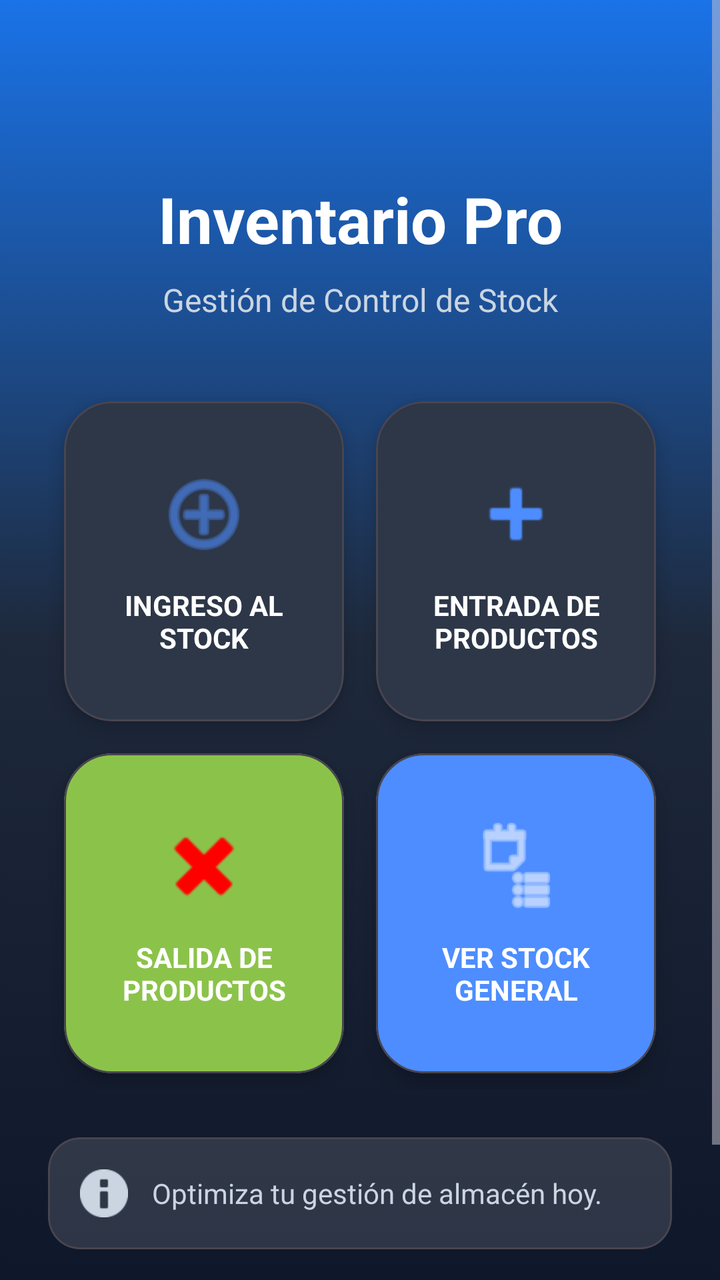
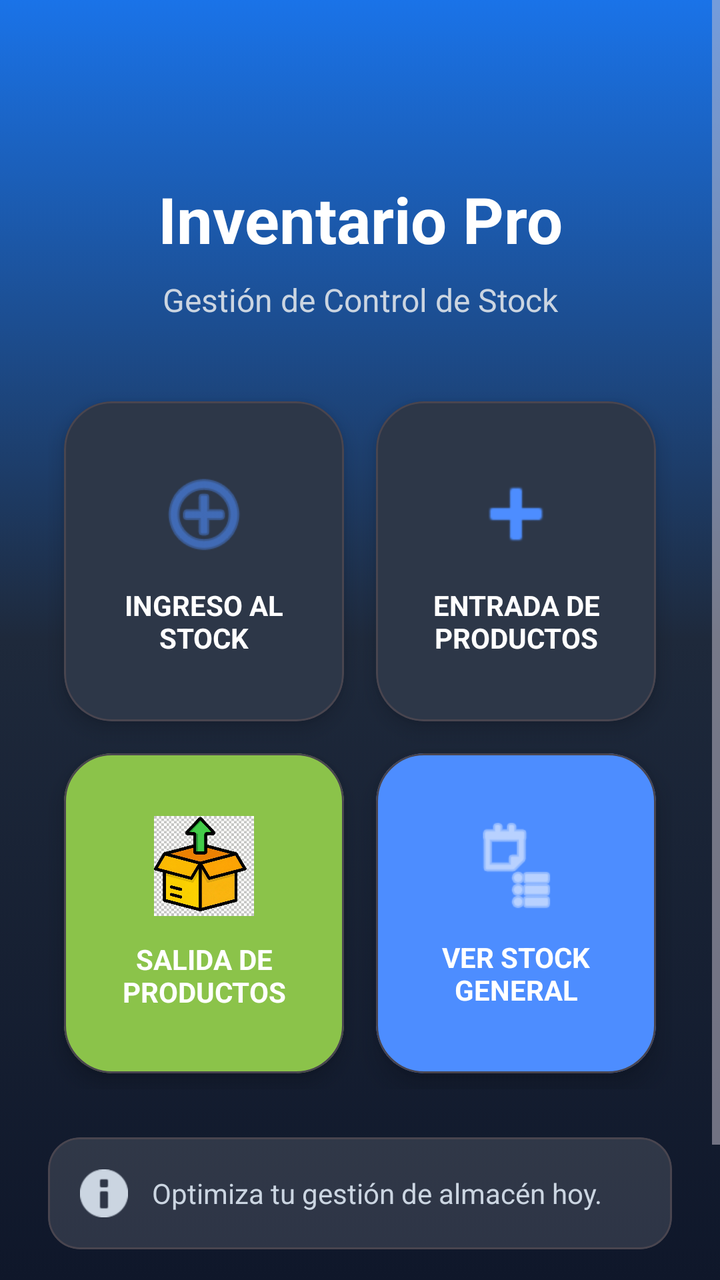

Two renders of the same Android screen: before a commit and after it. Below are the layout's source before the change and the commit's diff.
<!-- AndroidManifest.xml: activity theme Theme.InventarioApp -->
<!-- res/layout/activity_main.xml -->
<?xml version="1.0" encoding="utf-8"?>
<ScrollView xmlns:android="http://schemas.android.com/apk/res/android"
    xmlns:app="http://schemas.android.com/apk/res-auto"
    xmlns:tools="http://schemas.android.com/tools"
    android:layout_width="match_parent"
    android:layout_height="match_parent"
    android:fillViewport="true"
    android:background="@drawable/fondo_degradado">

    <androidx.constraintlayout.widget.ConstraintLayout
        android:layout_width="match_parent"
        android:layout_height="wrap_content"
        android:padding="24dp"
        tools:context=".MainActivity">

        
        <TextView
            android:id="@+id/tvTitulo"
            android:layout_width="0dp"
            android:layout_height="wrap_content"
            android:layout_marginTop="64dp"
            android:gravity="center"
            android:text="@string/title_main"
            android:textColor="@color/white"
            android:textSize="32sp"
            android:textStyle="bold"
            app:layout_constraintEnd_toEndOf="parent"
            app:layout_constraintStart_toStartOf="parent"
            app:layout_constraintTop_toTopOf="parent" />

        <TextView
            android:id="@+id/tvSubtitulo"
            android:layout_width="0dp"
            android:layout_height="wrap_content"
            android:layout_marginTop="8dp"
            android:gravity="center"
            android:text="@string/subtitle_main"
            android:textColor="@color/text_secondary"
            android:textSize="16sp"
            app:layout_constraintEnd_toEndOf="parent"
            app:layout_constraintStart_toStartOf="parent"
            app:layout_constraintTop_toBottomOf="@id/tvTitulo" />

        
        <GridLayout
            android:id="@+id/glMenu"
            android:layout_width="match_parent"
            android:layout_height="wrap_content"
            android:layout_marginTop="32dp"
            android:columnCount="2"
            android:alignmentMode="alignMargins"
            app:layout_constraintEnd_toEndOf="parent"
            app:layout_constraintStart_toStartOf="parent"
            app:layout_constraintTop_toBottomOf="@id/tvSubtitulo">

            
            <com.google.android.material.card.MaterialCardView
                android:id="@+id/buttonIngresoStock"
                android:layout_width="0dp"
                android:layout_height="160dp"
                android:layout_columnWeight="1"
                android:layout_margin="8dp"
                android:clickable="true"
                android:focusable="true"
                app:cardBackgroundColor="@color/card_background"
                app:cardCornerRadius="24dp"
                app:cardElevation="6dp"
                app:rippleColor="#20FFFFFF">

                <LinearLayout
                    android:layout_width="match_parent"
                    android:layout_height="match_parent"
                    android:gravity="center"
                    android:orientation="vertical"
                    android:padding="16dp">

                    <ImageView
                        android:layout_width="48dp"
                        android:layout_height="48dp"
                        android:src="@android:drawable/ic_menu_add"
                        android:contentDescription="@string/btn_ingreso_stock"
                        app:tint="@color/primary" />

                    <TextView
                        android:layout_width="match_parent"
                        android:layout_height="wrap_content"
                        android:layout_marginTop="12dp"
                        android:gravity="center"
                        android:text="@string/btn_ingreso_stock"
                        android:textColor="@color/text_primary"
                        android:textSize="14sp"
                        android:textStyle="bold" />
                </LinearLayout>
            </com.google.android.material.card.MaterialCardView>

            
            <com.google.android.material.card.MaterialCardView
                android:id="@+id/buttonEntradaProductos"
                android:layout_width="0dp"
                android:layout_height="160dp"
                android:layout_columnWeight="1"
                android:layout_margin="8dp"
                android:clickable="true"
                android:focusable="true"
                app:cardBackgroundColor="@color/card_background"
                app:cardCornerRadius="24dp"
                app:cardElevation="6dp"
                app:rippleColor="#20FFFFFF">

                <LinearLayout
                    android:layout_width="match_parent"
                    android:layout_height="match_parent"
                    android:gravity="center"
                    android:orientation="vertical"
                    android:padding="16dp">

                    <ImageView
                        android:layout_width="48dp"
                        android:layout_height="48dp"
                        android:src="@android:drawable/ic_input_add"
                        android:contentDescription="@string/btn_entrada_productos"
                        app:tint="@color/primary" />

                    <TextView
                        android:layout_width="match_parent"
                        android:layout_height="wrap_content"
                        android:layout_marginTop="12dp"
                        android:gravity="center"
                        android:text="@string/btn_entrada_productos"
                        android:textColor="@color/text_primary"
                        android:textSize="14sp"
                        android:textStyle="bold" />
                </LinearLayout>
            </com.google.android.material.card.MaterialCardView>

            
            <com.google.android.material.card.MaterialCardView
                android:id="@+id/buttonSalidaProductos"
                android:layout_width="0dp"
                android:layout_height="160dp"
                android:layout_columnWeight="1"
                android:layout_margin="8dp"
                android:clickable="true"
                android:focusable="true"
                app:cardBackgroundColor="@color/light_green"
                app:cardCornerRadius="24dp"
                app:cardElevation="6dp"
                app:rippleColor="#20FFFFFF">

                <LinearLayout
                    android:layout_width="match_parent"
                    android:layout_height="match_parent"
                    android:gravity="center"
                    android:orientation="vertical"
                    android:padding="16dp">

                    <ImageView
                        android:layout_width="48dp"
                        android:layout_height="48dp"
                        android:src="@android:drawable/ic_delete"
                        android:contentDescription="@string/btn_salida_productos"
                        app:tint="@color/red" />

                    <TextView
                        android:layout_width="match_parent"
                        android:layout_height="wrap_content"
                        android:layout_marginTop="12dp"
                        android:gravity="center"
                        android:text="@string/btn_salida_productos"
                        android:textColor="@color/text_primary"
                        android:textSize="14sp"
                        android:textStyle="bold" />
                </LinearLayout>
            </com.google.android.material.card.MaterialCardView>

            
            <com.google.android.material.card.MaterialCardView
                android:id="@+id/buttonStockGeneral"
                android:layout_width="0dp"
                android:layout_height="160dp"
                android:layout_columnWeight="1"
                android:layout_margin="8dp"
                android:clickable="true"
                android:focusable="true"
                app:cardBackgroundColor="@color/primary"
                app:cardCornerRadius="24dp"
                app:cardElevation="8dp"
                app:rippleColor="#40FFFFFF">

                <LinearLayout
                    android:layout_width="match_parent"
                    android:layout_height="match_parent"
                    android:gravity="center"
                    android:orientation="vertical"
                    android:padding="16dp">

                    <ImageView
                        android:layout_width="48dp"
                        android:layout_height="48dp"
                        android:src="@android:drawable/ic_menu_agenda"
                        android:contentDescription="@string/btn_ver_stock"
                        app:tint="@color/white" />

                    <TextView
                        android:layout_width="match_parent"
                        android:layout_height="wrap_content"
                        android:layout_marginTop="12dp"
                        android:gravity="center"
                        android:text="@string/btn_ver_stock"
                        android:textColor="@color/white"
                        android:textSize="14sp"
                        android:textStyle="bold" />
                </LinearLayout>
            </com.google.android.material.card.MaterialCardView>

            
            

        </GridLayout>

        
        <com.google.android.material.card.MaterialCardView
            android:id="@+id/cardInfo"
            android:layout_width="match_parent"
            android:layout_height="wrap_content"
            android:layout_marginTop="24dp"
            app:cardBackgroundColor="#20FFFFFF"
            app:cardCornerRadius="16dp"
            app:cardElevation="0dp"
            app:layout_constraintTop_toBottomOf="@id/glMenu"
            app:layout_constraintStart_toStartOf="parent"
            app:layout_constraintEnd_toEndOf="parent">

            <LinearLayout
                android:layout_width="match_parent"
                android:layout_height="wrap_content"
                android:orientation="horizontal"
                android:padding="16dp"
                android:gravity="center_vertical">

                <ImageView
                    android:layout_width="24dp"
                    android:layout_height="24dp"
                    android:src="@android:drawable/ic_dialog_info"
                    android:contentDescription="@string/desc_info_icon"
                    app:tint="@color/text_secondary" />

                <TextView
                    android:layout_width="wrap_content"
                    android:layout_height="wrap_content"
                    android:layout_marginStart="12dp"
                    android:text="@string/info_footer"
                    android:textColor="@color/text_secondary"
                    android:textSize="14sp" />
            </LinearLayout>
        </com.google.android.material.card.MaterialCardView>

        
        <TextView
            android:id="@+id/tvFooterVersion"
            android:layout_width="wrap_content"
            android:layout_height="wrap_content"
            android:layout_marginTop="32dp"
            android:layout_marginBottom="16dp"
            android:text="@string/version_app"
            android:textColor="@color/text_secondary"
            android:textSize="14sp"
            app:layout_constraintBottom_toBottomOf="parent"
            app:layout_constraintEnd_toEndOf="parent"
            app:layout_constraintStart_toStartOf="parent"
            app:layout_constraintTop_toBottomOf="@+id/cardInfo"
            app:layout_constraintVertical_bias="1.0" />

    </androidx.constraintlayout.widget.ConstraintLayout>
</ScrollView>
<!-- resources referenced by this layout -->
<resources>
  <color name="card_background">#2D3748</color>
  <color name="light_green">#FF8BC34A</color>
  <color name="primary">#4D8DFF</color>
  <color name="red">#FFFF0000</color>
  <color name="text_primary">#FFFFFF</color>
  <color name="text_secondary">#CBD5E1</color>
  <color name="white">#FFFFFFFF</color>
  <!-- drawable fondo_degradado (drawable) -->
  <?xml version="1.0" encoding="utf-8"?>
  <selector xmlns:android="http://schemas.android.com/apk/res/android">
      <item>
          <shape android:shape="rectangle">
              <gradient
                  android:angle="270"
                  android:startColor="@color/grad_start"
                  android:centerColor="@color/surface"
                  android:endColor="#0F172A" />
          </shape>
      </item>
  </selector>
  <string name="btn_entrada_productos">ENTRADA DE PRODUCTOS</string>
  <string name="btn_ingreso_stock">INGRESO AL STOCK</string>
  <string name="btn_salida_productos">SALIDA DE PRODUCTOS</string>
  <string name="btn_ver_stock">VER STOCK GENERAL</string>
  <string name="desc_info_icon">Icono de información</string>
  <string name="info_footer">Optimiza tu gestión de almacén hoy.</string>
  <string name="subtitle_main">Gestión de Control de Stock</string>
  <string name="title_main">Inventario Pro</string>
  <string name="version_app">Version 2.0</string>
  <style name="Theme.InventarioApp" parent="Theme.Material3.Dark.NoActionBar">
          
          <item name="colorPrimary">@color/primary</item>
          <item name="colorOnPrimary">@color/white</item>
          <item name="colorPrimaryContainer">@color/primary_variant</item>
          <item name="colorOnPrimaryContainer">@color/white</item>
          <item name="colorSecondary">@color/secondary</item>
          <item name="android:statusBarColor">#0F172A</item>
          <item name="android:windowBackground">@drawable/fondo_degradado</item>
  
          
          <item name="textInputStyle">@style/Widget.Material3.TextInputLayout.OutlinedBox</item>
      </style>
  <color name="grad_start">#1A73E8</color>
  <color name="surface">#1E293B</color>
  <color name="primary_variant">#1A73E8</color>
  <color name="secondary">#34A853</color>
</resources>

<!-- the commit's change to res/layout/activity_main.xml (unified diff, before → after) -->
@@ -155,11 +155,12 @@
                     android:padding="16dp">
 
                     <ImageView
-                        android:layout_width="48dp"
-                        android:layout_height="48dp"
-                        android:src="@android:drawable/ic_delete"
+                        android:layout_width="50dp"
+                        android:layout_height="50dp"
+                        android:src="@drawable/salida_producto"
                         android:contentDescription="@string/btn_salida_productos"
-                        app:tint="@color/red" />
+                        android:scaleType="fitCenter"
+                        />
 
                     <TextView
                         android:layout_width="match_parent"
<!-- resource entries referenced after the edit -->
@@ -3,7 +3,6 @@
   <color name="card_background">#2D3748</color>
   <color name="light_green">#FF8BC34A</color>
   <color name="primary">#4D8DFF</color>
-  <color name="red">#FFFF0000</color>
   <color name="text_primary">#FFFFFF</color>
   <color name="text_secondary">#CBD5E1</color>
   <color name="white">#FFFFFFFF</color>
@@ -20,6 +19,7 @@
           </shape>
       </item>
   </selector>
+  <!-- drawable salida_producto: jpg bitmap (drawable, 509490 bytes) -->
   <string name="btn_entrada_productos">ENTRADA DE PRODUCTOS</string>
   <string name="btn_ingreso_stock">INGRESO AL STOCK</string>
   <string name="btn_salida_productos">SALIDA DE PRODUCTOS</string>
